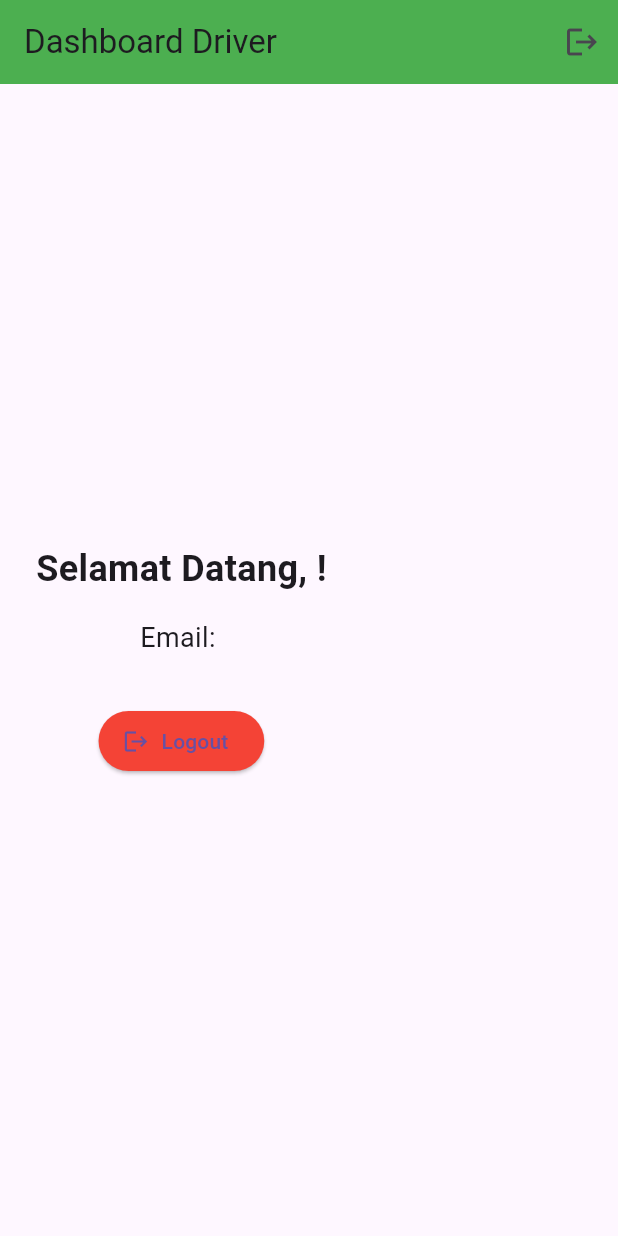
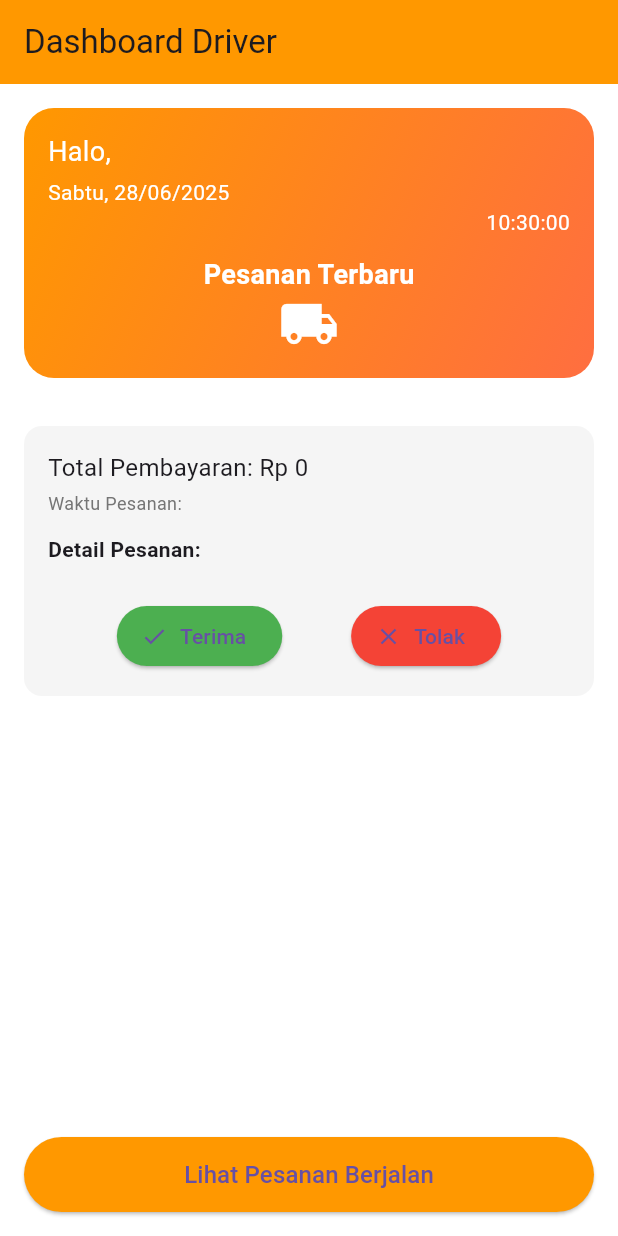
Before and after one commit to finvalnnk14/pemob_sesi9, a Flutter app: the DriverDashboardPage screen opened directly with empty values, on a phone screen of 412 x 824 dp. Run offline on Flutter 3.47's test engine with Material 3 defaults, Android fonts, the phone set to English and light mode, and no system bars.

Commit message:
add dashboard driver

```diff
--- a/lib/driver/driver.dart
+++ b/lib/driver/driver.dart
@@ -1,59 +1,196 @@
 import 'package:flutter/material.dart';
-import 'package:pemob_sesi5/driver/login_driver.dart'; // Import halaman login driver
+import 'package:intl/intl.dart';
+import 'order_onprogress_driver.dart'; // ✅ Import halaman tujuan
 
 class DriverDashboardPage extends StatelessWidget {
   final String driverName;
   final String driverEmail;
+  final Map<String, dynamic> latestOrder;
 
   const DriverDashboardPage({
     Key? key,
     required this.driverName,
     required this.driverEmail,
+    required this.latestOrder,
   }) : super(key: key);
-
-  void _logout(BuildContext context) {
-    Navigator.pushReplacement(
-      context,
-      MaterialPageRoute(builder: (context) => LoginDriverPage()),
-    );
-  }
 
   @override
   Widget build(BuildContext context) {
+    final items = latestOrder['items'] ?? [];
+    final total = latestOrder['total'];
+    final timestamp = latestOrder['timestamp'];
+
+    final formattedDate =
+        DateFormat("EEEE, dd/MM/yyyy", "id_ID").format(DateTime.now());
+    final formattedTime = DateFormat("HH:mm:ss").format(DateTime.now());
+
     return Scaffold(
+      backgroundColor: Colors.white,
       appBar: AppBar(
-        title: Text('Dashboard Driver'),
-        backgroundColor: Colors.green,
-        actions: [
-          IconButton(
-            icon: Icon(Icons.logout),
-            onPressed: () => _logout(context),
+        title: Text("Dashboard Driver"),
+        backgroundColor: Colors.orange,
+      ),
+      body: Column(
+        children: [
+          // Header Card
+          Container(
+            margin: EdgeInsets.all(16),
+            padding: EdgeInsets.all(16),
+            decoration: BoxDecoration(
+              gradient: LinearGradient(
+                colors: [Colors.orange, Colors.deepOrangeAccent],
+                begin: Alignment.topLeft,
+                end: Alignment.bottomRight,
+              ),
+              borderRadius: BorderRadius.circular(20),
+            ),
+            child: Column(
+              crossAxisAlignment: CrossAxisAlignment.start,
+              children: [
+                Text(
+                  "Halo, $driverName",
+                  style: TextStyle(color: Colors.white, fontSize: 18),
+                ),
+                SizedBox(height: 4),
+                Text(
+                  "$formattedDate",
+                  style: TextStyle(color: Colors.white, fontSize: 14),
+                ),
+                Align(
+                  alignment: Alignment.topRight,
+                  child: Text(
+                    formattedTime,
+                    style: TextStyle(color: Colors.white, fontSize: 14),
+                  ),
+                ),
+                SizedBox(height: 12),
+                Center(
+                  child: Column(
+                    children: [
+                      Text(
+                        "Pesanan Terbaru",
+                        style: TextStyle(
+                            color: Colors.white,
+                            fontSize: 18,
+                            fontWeight: FontWeight.bold),
+                      ),
+                      Icon(Icons.local_shipping,
+                          color: Colors.white, size: 40),
+                    ],
+                  ),
+                ),
+              ],
+            ),
+          ),
+
+          // Order Card
+          Padding(
+            padding: const EdgeInsets.all(16.0),
+            child: Container(
+              width: double.infinity,
+              padding: EdgeInsets.all(16),
+              decoration: BoxDecoration(
+                color: Colors.grey[100],
+                borderRadius: BorderRadius.circular(12),
+              ),
+              child: Column(
+                crossAxisAlignment: CrossAxisAlignment.start,
+                children: [
+                  Text("Total Pembayaran: Rp $total",
+                      style: TextStyle(fontSize: 16)),
+                  SizedBox(height: 4),
+                  Text("Waktu Pesanan: $timestamp",
+                      style: TextStyle(color: Colors.grey[600], fontSize: 12)),
+                  SizedBox(height: 12),
+                  Text("Detail Pesanan:",
+                      style: TextStyle(fontWeight: FontWeight.bold)),
+                  SizedBox(height: 8),
+                  if (items is List)
+                    ...items.map((item) {
+                      final itemName = item['name'] ?? 'Produk';
+                      final itemPrice = item['price'] ?? '0';
+                      return Text("- $itemName (Rp $itemPrice)");
+                    }).toList()
+                  else
+                    Text("Data item tidak tersedia"),
+                  SizedBox(height: 16),
+
+                  // Buttons
+                  Row(
+                    mainAxisAlignment: MainAxisAlignment.spaceEvenly,
+                    children: [
+                      ElevatedButton.icon(
+                        onPressed: () {
+                          ScaffoldMessenger.of(context).showSnackBar(
+                            SnackBar(
+                                content: Text("Pesanan diterima"),
+                                backgroundColor: Colors.green),
+                          );
+                          Navigator.push(
+                            context,
+                            MaterialPageRoute(
+                              builder: (context) => OrderOnProgressDriverPage(
+                                orders: [latestOrder],
+                              ),
+                            ),
+                          );
+                        },
+                        icon: Icon(Icons.check),
+                        label: Text("Terima"),
+                        style: ElevatedButton.styleFrom(
+                          backgroundColor: Colors.green,
+                          shape: StadiumBorder(),
+                        ),
+                      ),
+                      ElevatedButton.icon(
+                        onPressed: () {
+                          ScaffoldMessenger.of(context).showSnackBar(
+                            SnackBar(
+                                content: Text("Pesanan ditolak"),
+                                backgroundColor: Colors.red),
+                          );
+                          // Logika tambahan jika perlu
+                        },
+                        icon: Icon(Icons.close),
+                        label: Text("Tolak"),
+                        style: ElevatedButton.styleFrom(
+                          backgroundColor: Colors.red,
+                          shape: StadiumBorder(),
+                        ),
+                      ),
+                    ],
+                  )
+                ],
+              ),
+            ),
+          ),
+
+          Spacer(),
+
+          // Bottom Button
+          Padding(
+            padding: const EdgeInsets.all(16.0),
+            child: ElevatedButton(
+              onPressed: () {
+                Navigator.push(
+                  context,
+                  MaterialPageRoute(
+                    builder: (context) => OrderOnProgressDriverPage(
+                      orders: [latestOrder],
+                    ),
+                  ),
+                );
+              },
+              style: ElevatedButton.styleFrom(
+                backgroundColor: Colors.orange,
+                shape: StadiumBorder(),
+                minimumSize: Size(double.infinity, 50),
+              ),
+              child: Text("Lihat Pesanan Berjalan",
+                  style: TextStyle(fontSize: 16)),
+            ),
           ),
         ],
-      ),
-      body: Padding(
-        padding: const EdgeInsets.all(24.0),
-        child: Column(
-          mainAxisAlignment: MainAxisAlignment.center,
-          children: [
-            Text(
-              'Selamat Datang, $driverName!',
-              style: TextStyle(fontSize: 24, fontWeight: FontWeight.bold),
-            ),
-            SizedBox(height: 16),
-            Text(
-              'Email: $driverEmail',
-              style: TextStyle(fontSize: 18),
-            ),
-            SizedBox(height: 32),
-            ElevatedButton.icon(
-              onPressed: () => _logout(context),
-              icon: Icon(Icons.logout),
-              label: Text('Logout'),
-              style: ElevatedButton.styleFrom(backgroundColor: Colors.red),
-            ),
-          ],
-        ),
       ),
     );
   }
```
Also changed, not shown: lib/driver/login_driver.dart (+16 -7 lines), lib/driver/order_onprogress_driver.dart (added, +57 -0 lines).
